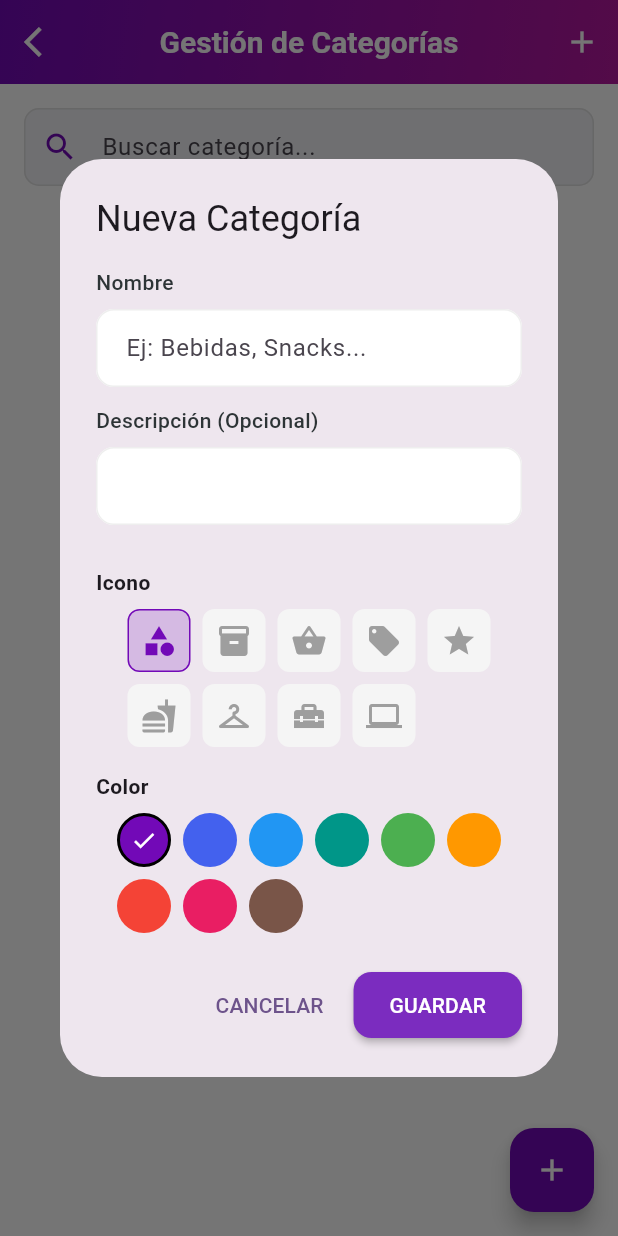
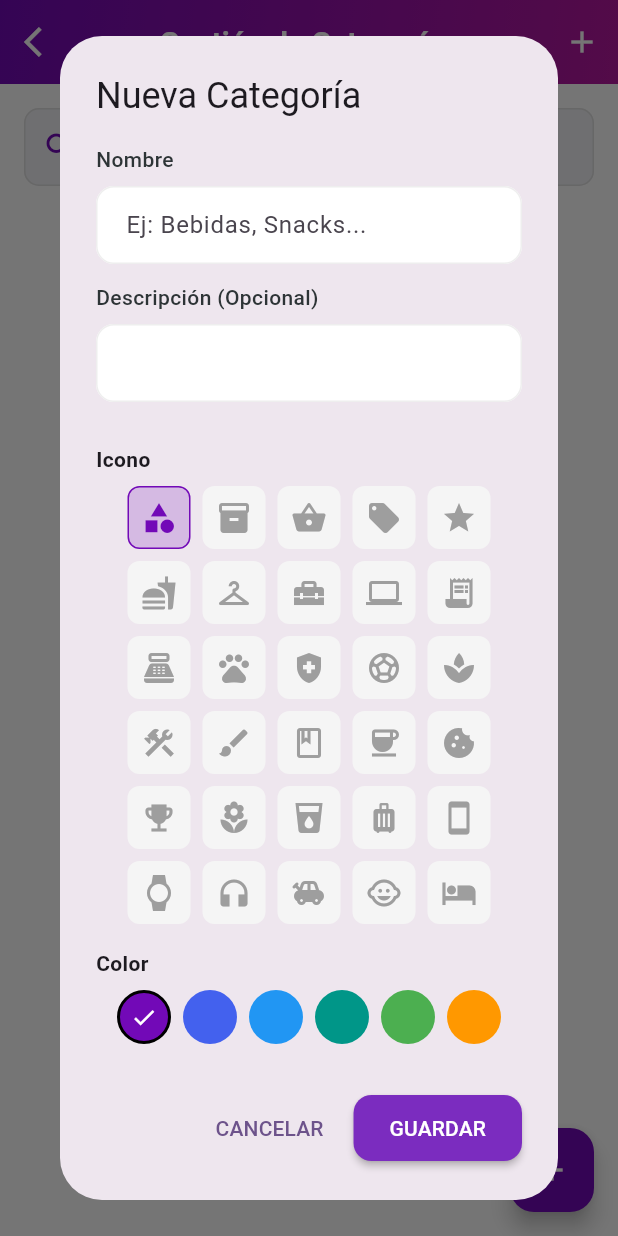
Before and after one commit to natalybeltran1414-source/app_taurostock, a Flutter app: the CategoriesScreen screen opened by its route, after a tap on the "add" icon, on a phone screen of 412 x 824 dp. Run offline on Flutter 3.47's test engine with Material 3 defaults, Android fonts, the phone set to English and light mode, and no system bars; our stand-ins replace image_picker, shared_preferences, sqflite; accounts and stored records are empty.

Commit message:
feat: ampliar iconos y colores en categorias

```diff
--- a/lib/screens/categories_screen.dart
+++ b/lib/screens/categories_screen.dart
@@ -19,13 +19,27 @@ class _CategoriesScreenState extends State<CategoriesScreen> {
   final List<IconData> _iconPresets = [
     Icons.category, Icons.inventory_2, Icons.shopping_basket,
     Icons.local_offer, Icons.star, Icons.fastfood,
-    Icons.checkroom, Icons.home_repair_service, Icons.computer
+    Icons.checkroom, Icons.home_repair_service, Icons.computer,
+    Icons.receipt_long, Icons.point_of_sale, Icons.pets,
+    Icons.health_and_safety, Icons.sports_soccer, Icons.spa,
+    Icons.construction, Icons.brush, Icons.book_outlined,
+    Icons.coffee, Icons.cookie, Icons.emoji_events,
+    Icons.local_florist, Icons.local_drink, Icons.luggage,
+    Icons.smartphone, Icons.watch, Icons.headphones,
+    Icons.toys, Icons.child_care, Icons.hotel
   ];
 
   final List<Color> _colorPresets = [
     custom.primaryLilac, custom.accentPurple, Colors.blue,
     Colors.teal, Colors.green, Colors.orange,
-    Colors.red, Colors.pink, Colors.brown
+    Colors.red, Colors.pink, Colors.brown,
+    Colors.indigo, Colors.cyan, Colors.deepPurple,
+    Colors.deepOrange, Colors.amber, Colors.lime,
+    Colors.lightBlue, Colors.lightGreen, Colors.grey,
+    Colors.blueGrey, const Color(0xFF6D4C41), // brown mid
+    const Color(0xFF00897B), // teal muted
+    const Color(0xFF9C27B0), // purple strong
+    const Color(0xFF004D40)  // dark teal
   ];
 
   @override
```
